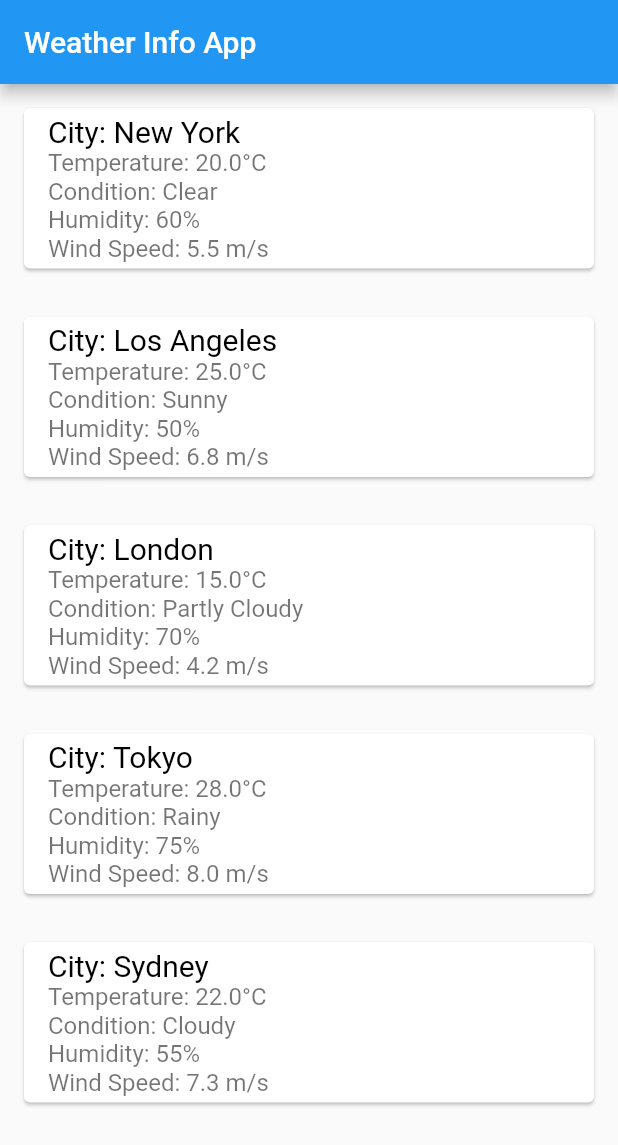
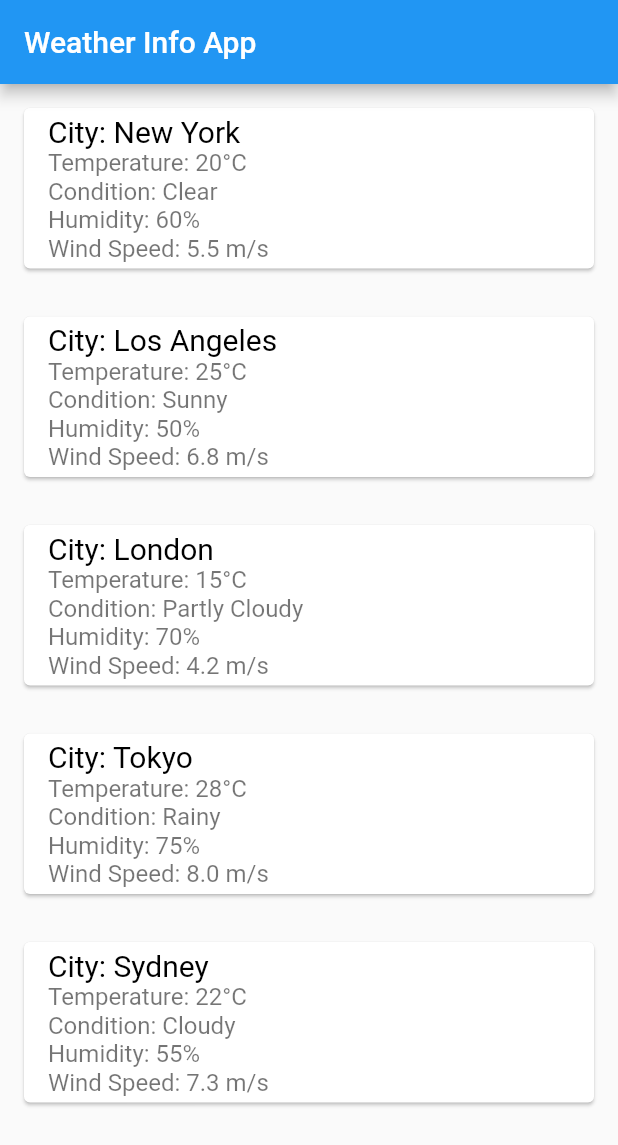
Before and after one commit to sabsar42/ostad_submission_flutter, a Flutter app: the screen it shows after launch, on a phone screen of 412 x 824 dp. Shown: the top 1145 px of the screen. Run offline on Flutter 3.47's test engine with Material 2 defaults, Android fonts, the phone set to English and light mode, and no system bars.

```diff
--- a/lib/screens/weather_screen.dart
+++ b/lib/screens/weather_screen.dart
@@ -1,44 +1,63 @@
+import 'dart:convert';
+import 'package:flutter/material.dart';
 import 'dart:convert';
 import 'package:flutter/material.dart';
 
+
 class WeatherScreen extends StatelessWidget {
-  final List<Weather> weatherData = [
-    Weather(
-      city: "New York",
-      temperature: 20,
-      condition: "Clear",
-      humidity: 60,
-      windSpeed: 5.5,
-    ),
-    Weather(
-      city: "Los Angeles",
-      temperature: 25,
-      condition: "Sunny",
-      humidity: 50,
-      windSpeed: 6.8,
-    ),
-    Weather(
-      city: "London",
-      temperature: 15,
-      condition: "Partly Cloudy",
-      humidity: 70,
-      windSpeed: 4.2,
-    ),
-    Weather(
-      city: "Tokyo",
-      temperature: 28,
-      condition: "Rainy",
-      humidity: 75,
-      windSpeed: 8.0,
-    ),
-    Weather(
-      city: "Sydney",
-      temperature: 22,
-      condition: "Cloudy",
-      humidity: 55,
-      windSpeed: 7.3,
-    ),
+  final List<Map<String, dynamic>> jsonString = [
+    {
+      "city": "New York",
+      "temperature": 20,
+      "condition": "Clear",
+      "humidity": 60,
+      "windSpeed": 5.5
+    },
+    {
+      "city": "Los Angeles",
+      "temperature": 25,
+      "condition": "Sunny",
+      "humidity": 50,
+      "windSpeed": 6.8
+    },
+    {
+      "city": "London",
+      "temperature": 15,
+      "condition": "Partly Cloudy",
+      "humidity": 70,
+      "windSpeed": 4.2
+    },
+    {
+      "city": "Tokyo",
+      "temperature": 28,
+      "condition": "Rainy",
+      "humidity": 75,
+      "windSpeed": 8.0
+    },
+    {
+      "city": "Sydney",
+      "temperature": 22,
+      "condition": "Cloudy",
+      "humidity": 55,
+      "windSpeed": 7.3
+    }
   ];
+
+  List<Weather> weatherList = [];
+
+  WeatherScreen() {
+    for (var weatherData in jsonString) {
+      weatherList.add(
+        Weather(
+          city: weatherData["city"],
+          temperature: weatherData['temperature'],
+          condition: weatherData['condition'],
+          humidity: weatherData['humidity'],
+          windSpeed: weatherData['windSpeed'],
+        ),
+      );
+    }
+  }
 
   @override
   Widget build(BuildContext context) {
@@ -48,14 +67,14 @@ class WeatherScreen extends StatelessWidget {
           title: Text('Weather Info App'),
         ),
         body: ListView.builder(
-          itemCount: weatherData.length,
+          itemCount: weatherList.length,
           itemBuilder: (context, index) {
             return Padding(
               padding: EdgeInsets.all(12),
               child: Card(
                 child: ListTile(
                   title: Text(
-                    'City: ${weatherData[index].city}',
+                    'City: ${weatherList[index].city}',
                     style: TextStyle(
                       color: Colors.black,
                       fontSize: 20,
@@ -64,14 +83,18 @@ class WeatherScreen extends StatelessWidget {
                   subtitle: Column(
                     crossAxisAlignment: CrossAxisAlignment.start,
                     children: [
-                      Text('Temperature: ${weatherData[index].temperature}°C',
-                          style: siz16()),
-                      Text('Condition: ${weatherData[index].condition}',
-                          style: siz16()),
-                      Text('Humidity: ${weatherData[index].humidity}%',
-                          style: siz16()),
-                      Text('Wind Speed: ${weatherData[index].windSpeed} m/s',
-                          style: siz16()),
+                      Text('Temperature: ${weatherList[index].temperature}°C',
+                        style: siz16(),
+                      ),
+                      Text('Condition: ${weatherList[index].condition}',
+                        style: siz16(),
+                      ),
+                      Text('Humidity: ${weatherList[index].humidity}%',
+                        style: siz16(),
+                      ),
+                      Text('Wind Speed: ${weatherList[index].windSpeed} m/s',
+                        style: siz16(),
+                      ),
                     ],
                   ),
                 ),
@@ -86,7 +109,7 @@ class WeatherScreen extends StatelessWidget {
 
 class Weather {
   final String city;
-  final double temperature;
+  final int temperature;
   final String condition;
   final int humidity;
   final double windSpeed;
```
